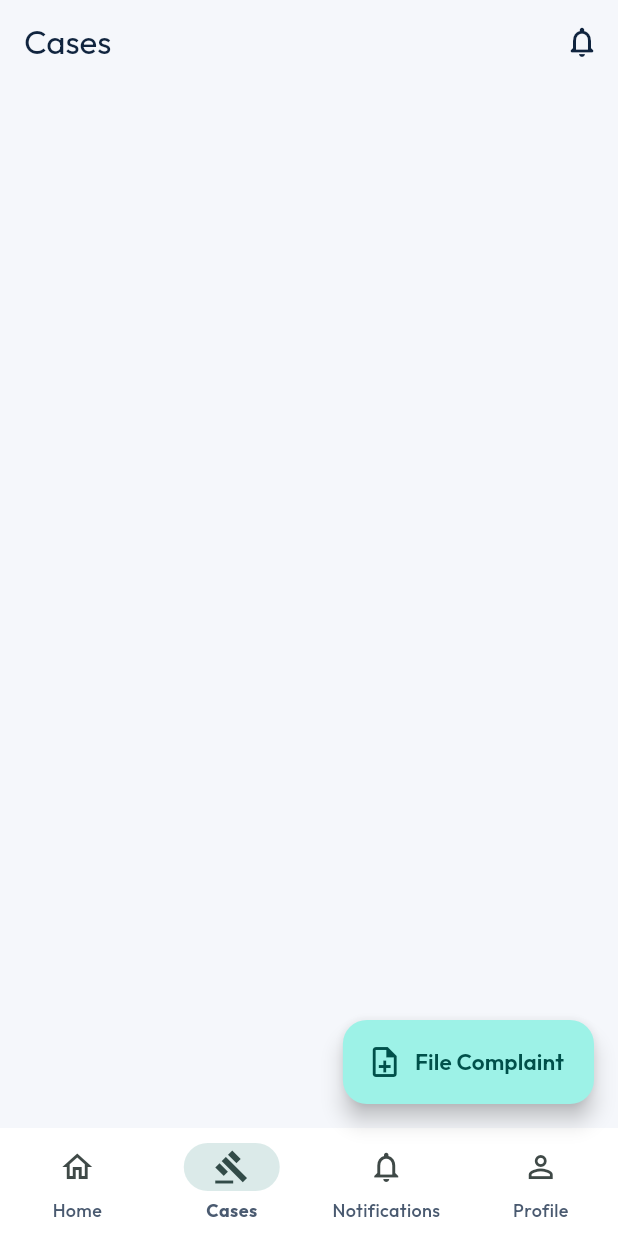
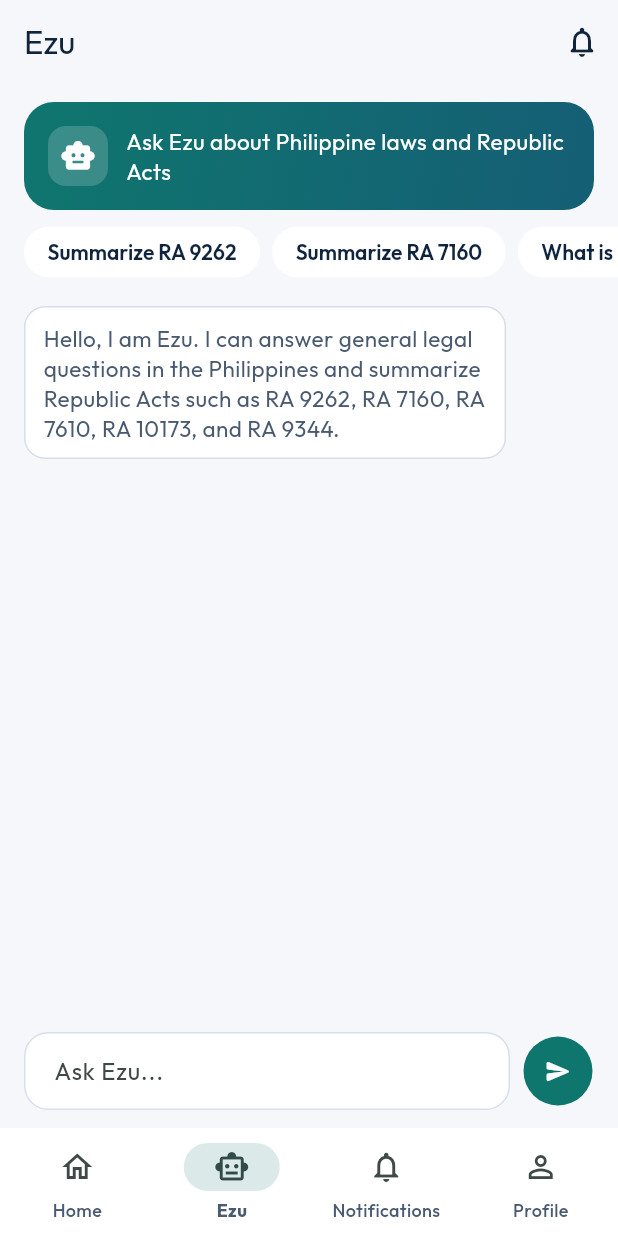
Before and after one commit to red-sakai/eSumbong, a Flutter app: the DashboardScreen screen opened by its route, item 2 of the bottom bar chosen, on a phone screen of 412 x 824 dp. Run offline on Flutter 3.47's test engine with Material 3 defaults, Android fonts, the phone set to English and light mode, and no system bars; our stand-ins replace firebase_core, flutter_riverpod, go_router, google_fonts; accounts and stored records are empty.

Commit message:
feat: Integrate Firebase services and add Ezu chatbot feature
Co-authored-by: Copilot <copilot@github.com>

```diff
--- a/lib/main.dart
+++ b/lib/main.dart
@@ -1,9 +1,13 @@
 import 'package:flutter/material.dart';
 import 'package:flutter_riverpod/flutter_riverpod.dart';
+import 'package:firebase_core/firebase_core.dart';
+
+import 'firebase_options.dart';
 
 import 'src/app.dart';
 
-void main() {
+Future<void> main() async {
   WidgetsFlutterBinding.ensureInitialized();
+  await Firebase.initializeApp(options: DefaultFirebaseOptions.currentPlatform);
   runApp(const ProviderScope(child: ELuponApp()));
 }
--- /dev/null
+++ b/lib/src/features/chatbot/presentation/ezu_chatbot_screen.dart
@@ -0,0 +1,244 @@
+import 'package:flutter/material.dart';
+
+class EzuChatbotScreen extends StatefulWidget {
+  const EzuChatbotScreen({super.key});
+
+  @override
+  State<EzuChatbotScreen> createState() => _EzuChatbotScreenState();
+}
+
+class _EzuChatbotScreenState extends State<EzuChatbotScreen> {
+  final TextEditingController _controller = TextEditingController();
+  final ScrollController _scrollController = ScrollController();
+  final List<_ChatMessage> _messages = <_ChatMessage>[
+    const _ChatMessage(
+      text:
+          'Hello, I am Ezu. I can answer general legal questions in the Philippines and summarize Republic Acts such as RA 9262, RA 7160, RA 7610, RA 10173, and RA 9344.',
+      isUser: false,
+    ),
+  ];
+
+  static const List<String> _quickPrompts = <String>[
+    'Summarize RA 9262',
+    'Summarize RA 7160',
+    'What is Katarungang Pambarangay?',
+    'What is VAWC?',
+  ];
+
+  @override
+  void dispose() {
+    _controller.dispose();
+    _scrollController.dispose();
+    super.dispose();
+  }
+
+  void _send([String? prompt]) {
+    final input = (prompt ?? _controller.text).trim();
+    if (input.isEmpty) {
+      return;
+    }
+
+    setState(() {
+      _messages.add(_ChatMessage(text: input, isUser: true));
+      _messages.add(_ChatMessage(text: _buildResponse(input), isUser: false));
+      _controller.clear();
+    });
+
+    WidgetsBinding.instance.addPostFrameCallback((_) {
+      if (!_scrollController.hasClients) {
+        return;
+      }
+      _scrollController.animateTo(
+        _scrollController.position.maxScrollExtent,
+        duration: const Duration(milliseconds: 220),
+        curve: Curves.easeOut,
+      );
+    });
+  }
+
+  @override
+  Widget build(BuildContext context) {
+    final theme = Theme.of(context);
+
+    return Column(
+      children: <Widget>[
+        Container(
+          margin: const EdgeInsets.fromLTRB(16, 12, 16, 8),
+          padding: const EdgeInsets.all(16),
+          decoration: BoxDecoration(
+            borderRadius: BorderRadius.circular(20),
+            gradient: const LinearGradient(
+              colors: <Color>[Color(0xFF0F766E), Color(0xFF155E75)],
+              begin: Alignment.topLeft,
+              end: Alignment.bottomRight,
+            ),
+          ),
+          child: Row(
+            children: <Widget>[
+              Container(
+                width: 40,
+                height: 40,
+                decoration: BoxDecoration(
+                  color: Colors.white.withValues(alpha: 0.18),
+                  borderRadius: BorderRadius.circular(12),
+                ),
+                child: const Icon(Icons.smart_toy_rounded, color: Colors.white),
+              ),
+              const SizedBox(width: 12),
+              Expanded(
+                child: Text(
+                  'Ask Ezu about Philippine laws and Republic Acts',
+                  style: theme.textTheme.bodyMedium?.copyWith(
+                    color: Colors.white,
+                  ),
+                ),
+              ),
+            ],
+          ),
+        ),
+        SizedBox(
+          height: 40,
+          child: ListView.separated(
+            padding: const EdgeInsets.symmetric(horizontal: 16),
+            scrollDirection: Axis.horizontal,
+            itemBuilder: (context, index) {
+              final prompt = _quickPrompts[index];
+              return ActionChip(
+                label: Text(prompt),
+                onPressed: () => _send(prompt),
+              );
+            },
+            separatorBuilder: (_, index) => const SizedBox(width: 8),
+            itemCount: _quickPrompts.length,
+          ),
+        ),
+        const SizedBox(height: 8),
+        Expanded(
+          child: ListView.builder(
+            controller: _scrollController,
+            padding: const EdgeInsets.fromLTRB(16, 8, 16, 8),
+            itemCount: _messages.length,
+            itemBuilder: (context, index) {
+              final message = _messages[index];
+              final isUser = message.isUser;
+
+              return Align(
+                alignment: isUser
+                    ? Alignment.centerRight
+                    : Alignment.centerLeft,
+                child: Container(
+                  margin: const EdgeInsets.only(bottom: 10),
+                  padding: const EdgeInsets.symmetric(
+                    horizontal: 12,
+                    vertical: 10,
+                  ),
+                  constraints: BoxConstraints(
+                    maxWidth: MediaQuery.of(context).size.width * 0.78,
+                  ),
+                  decoration: BoxDecoration(
+                    color: isUser
+                        ? theme.colorScheme.primary
+                        : theme.colorScheme.surface,
+                    borderRadius: BorderRadius.circular(14),
+                    border: isUser
+                        ? null
+                        : Border.all(color: const Color(0xFFD6DEEA)),
+                  ),
+                  child: Text(
+                    message.text,
+                    style: theme.textTheme.bodyMedium?.copyWith(
+                      color: isUser ? Colors.white : null,
+                    ),
+                  ),
+                ),
+              );
+            },
+          ),
+        ),
+        SafeArea(
+          top: false,
+          child: Padding(
+            padding: const EdgeInsets.fromLTRB(16, 8, 16, 12),
+            child: Row(
+              children: <Widget>[
+                Expanded(
+                  child: TextField(
+                    controller: _controller,
+                    minLines: 1,
+                    maxLines: 3,
+                    onSubmitted: (_) => _send(),
+                    decoration: const InputDecoration(hintText: 'Ask Ezu...'),
+                  ),
+                ),
+                const SizedBox(width: 8),
+                FilledButton(
+                  onPressed: _send,
+                  style: FilledButton.styleFrom(
+                    minimumSize: const Size(46, 46),
+                    padding: EdgeInsets.zero,
+                  ),
+                  child: const Icon(Icons.send_rounded),
+                ),
+              ],
+            ),
+          ),
+        ),
+      ],
+    );
+  }
+
+  String _buildResponse(String input) {
+    final lower = input.toLowerCase();
+    final match = RegExp(r'ra\s*([0-9]{3,5})').firstMatch(lower);
+    final ra = match?.group(1);
+
+    if (lower.contains('summarize') ||
+        lower.contains('summary') ||
+        ra != null) {
+      final summary = _summarizeRa(ra);
+      if (summary != null) {
+        return summary;
+      }
+      return 'I do not have that RA in my local knowledge yet. Try RA 9262, RA 7160, RA 7610, RA 10173, or RA 9344.';
+    }
+
+    if (lower.contains('katarungang pambarangay') ||
+        lower.contains('barangay justice')) {
+      return 'Katarungang Pambarangay is a community-based dispute resolution system under the Local Government Code. It generally requires mediation/conciliation at the barangay level before certain civil disputes and minor offenses can proceed in court.';
+    }
+
+    if (lower.contains('vawc')) {
+      return 'VAWC refers to violence against women and their children under RA 9262. It covers physical, sexual, psychological, and economic abuse committed by a spouse, former spouse, partner, or person with whom the woman has a child.';
+    }
+
+    if (lower.contains('not legal advice') || lower.contains('lawyer')) {
+      return 'I provide general legal information only. For legal strategy, representation, or case-specific advice, consult a licensed attorney in the Philippines.';
+    }
+
+    return 'I can help with legal-law overviews and Republic Act summaries. Try asking: "Summarize RA 9262" or "What is Katarungang Pambarangay?"';
+  }
+
+  String? _summarizeRa(String? ra) {
+    switch (ra) {
+      case '9262':
+        return 'RA 9262 (Anti-VAWC Act): Protects women and children from violence in intimate or family relationships. It defines physical, sexual, psychological, and economic abuse, and provides protection orders plus criminal penalties.';
+      case '7160':
+        return 'RA 7160 (Local Government Code of 1991): Defines local government powers, decentralization, revenue allotments, and barangay governance including Katarungang Pambarangay mechanisms for local dispute resolution.';
+      case '7610':
+        return 'RA 7610 (Special Protection of Children Against Abuse, Exploitation and Discrimination Act): Provides special safeguards for children against abuse, trafficking, exploitation, and harmful labor conditions, with corresponding penalties.';
+      case '10173':
+        return 'RA 10173 (Data Privacy Act of 2012): Protects personal information in government and private sector processing. It sets data subject rights, lawful processing rules, security requirements, and penalties for violations.';
+      case '9344':
+        return 'RA 9344 (Juvenile Justice and Welfare Act): Establishes a child-sensitive justice system, diversion, intervention, and rehabilitation for children in conflict with the law while protecting their rights.';
+      default:
+        return null;
+    }
+  }
+}
+
+class _ChatMessage {
+  const _ChatMessage({required this.text, required this.isUser});
+
+  final String text;
+  final bool isUser;
+}
--- a/lib/src/features/dashboard/presentation/dashboard_screen.dart
+++ b/lib/src/features/dashboard/presentation/dashboard_screen.dart
@@ -3,6 +3,7 @@ import 'package:flutter_riverpod/flutter_riverpod.dart';
 import 'package:go_router/go_router.dart';
 
 import '../../cases/data/case_providers.dart';
+import '../../chatbot/presentation/ezu_chatbot_screen.dart';
 import '../../notifications/presentation/notifications_screen.dart';
 import '../../profile/presentation/profile_screen.dart';
 import '../../../shared/widgets/app_card.dart';
@@ -20,7 +21,7 @@ class _DashboardScreenState extends ConsumerState<DashboardScreen> {
 
   static const _titles = <String>[
     'Overview',
-    'Cases',
+    'Ezu',
     'Notifications',
     'Profile',
   ];
@@ -29,7 +30,7 @@ class _DashboardScreenState extends ConsumerState<DashboardScreen> {
   Widget build(BuildContext context) {
     final pages = <Widget>[
       const _DashboardHomeTab(),
-      const _CaseListTab(),
+      const EzuChatbotScreen(),
       const NotificationsScreen(),
       ProfileScreen(onLogout: () => context.go('/auth')),
     ];
@@ -46,7 +47,7 @@ class _DashboardScreenState extends ConsumerState<DashboardScreen> {
         ],
       ),
       body: IndexedStack(index: _index, children: pages),
-      floatingActionButton: _index == 0 || _index == 1
+      floatingActionButton: _index == 0
           ? FloatingActionButton.extended(
               onPressed: () => context.push('/file-complaint'),
               icon: const Icon(Icons.note_add_outlined),
@@ -59,8 +60,8 @@ class _DashboardScreenState extends ConsumerState<DashboardScreen> {
         destinations: const <NavigationDestination>[
           NavigationDestination(icon: Icon(Icons.home_outlined), label: 'Home'),
           NavigationDestination(
-            icon: Icon(Icons.gavel_outlined),
-            label: 'Cases',
+            icon: Icon(Icons.smart_toy_outlined),
+            label: 'Ezu',
           ),
           NavigationDestination(
             icon: Icon(Icons.notifications_outlined),
@@ -191,45 +192,6 @@ class _DashboardHomeTab extends ConsumerWidget {
   }
 }
 
-class _CaseListTab extends ConsumerWidget {
-  const _CaseListTab();
-
-  @override
-  Widget build(BuildContext context, WidgetRef ref) {
-    final casesAsync = ref.watch(visibleCasesStreamProvider);
-
-    return casesAsync.when(
-      data: (cases) => ListView.builder(
-        padding: const EdgeInsets.fromLTRB(16, 12, 16, 20),
-        itemCount: cases.length,
-        itemBuilder: (context, index) {
-          final item = cases[index];
-          return AppCard(
-            child: ListTile(
-              contentPadding: EdgeInsets.zero,
-              title: Text(item.id),
-              subtitle: Text(item.description),
-              trailing: StatusChip(status: item.status),
-              leading: CircleAvatar(
-                backgroundColor: Theme.of(
-                  context,
-                ).colorScheme.primary.withValues(alpha: 0.12),
-                child: Icon(
-                  Icons.gavel_rounded,
-                  color: Theme.of(context).colorScheme.primary,
-                ),
-              ),
-              onTap: () => context.push('/case/${item.id}'),
-            ),
-          );
-        },
-      ),
-      loading: () => const Center(child: CircularProgressIndicator()),
-      error: (error, _) => Center(child: Text('Error: $error')),
-    );
-  }
-}
-
 class _MetricCard extends StatelessWidget {
   const _MetricCard({
     required this.label,
--- a/pubspec.yaml
+++ b/pubspec.yaml
@@ -13,6 +13,12 @@ dependencies:
   go_router: ^14.8.1
   intl: ^0.20.2
   google_fonts: ^6.2.1
+  firebase_core: ^3.15.2
+  firebase_auth: ^5.6.0
+  cloud_firestore: ^5.6.9
+  cloud_functions: ^5.6.0
+  firebase_messaging: ^15.2.7
+  firebase_storage: ^12.4.7
 
 dev_dependencies:
   flutter_test:
```
Also changed, not shown: firebase.json (added), lib/firebase_options.dart (added), pubspec.lock, 7 other files.
